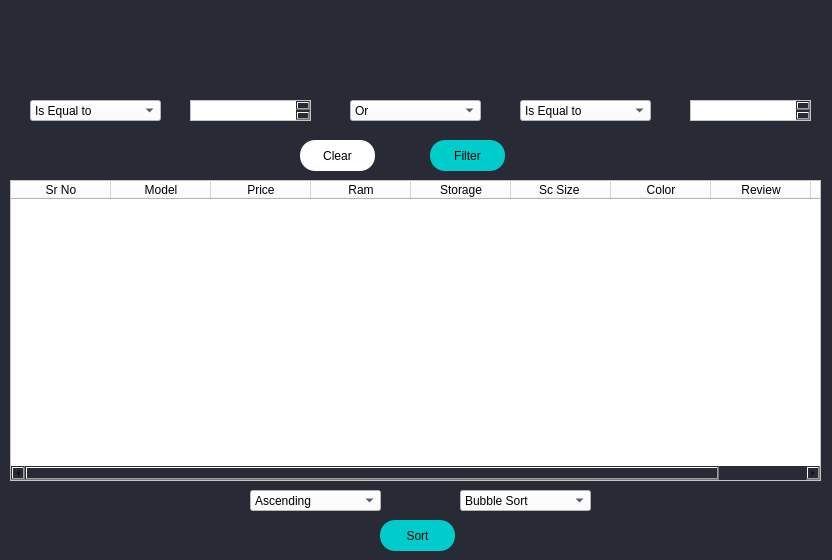
Old version of the form DataSetWindow.ui in the repository RKPasha/CS261F21PID02.
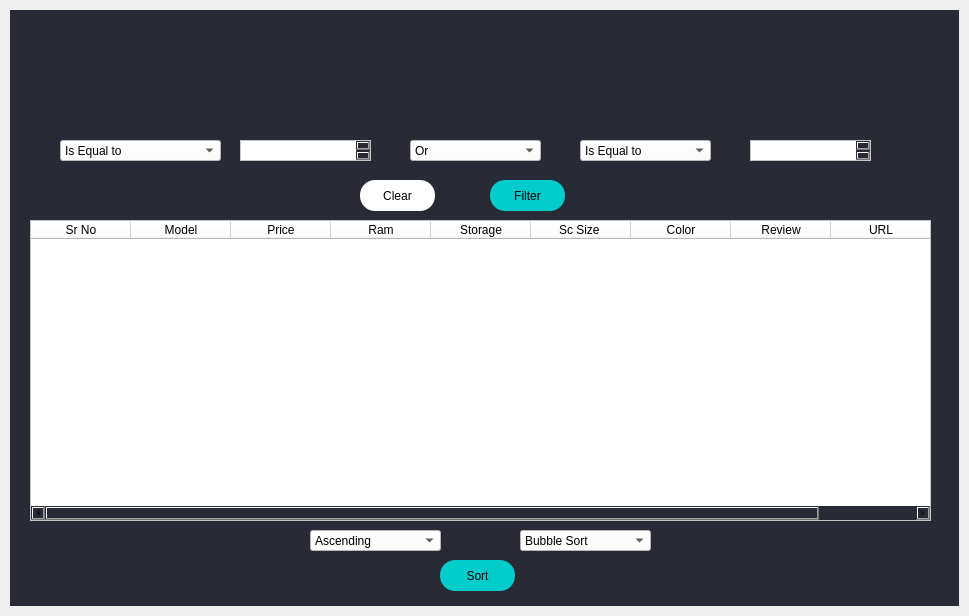
New version of the form. Icons and pictures are not drawn.

```diff
--- a/DataSetWindow.ui
+++ b/DataSetWindow.ui
@@ -6,8 +6,8 @@
    <rect>
     <x>0</x>
     <y>0</y>
-    <width>832</width>
-    <height>560</height>
+    <width>969</width>
+    <height>616</height>
    </rect>
   </property>
   <property name="windowTitle">
@@ -15,17 +15,43 @@
   </property>
   <property name="styleSheet">
    <string notr="true">
-	background-color: rgb(40, 42, 54);
 </string>
   </property>
   <widget class="QWidget" name="centralwidget">
+   <layout class="QVBoxLayout" name="verticalLayout">
+    <property name="spacing">
+     <number>0</number>
+    </property>
+    <property name="leftMargin">
+     <number>10</number>
+    </property>
+    <property name="topMargin">
+     <number>10</number>
+    </property>
+    <property name="rightMargin">
+     <number>10</number>
+    </property>
+    <property name="bottomMargin">
+     <number>10</number>
+    </property>
+    <item>
+     <widget class="QFrame" name="frame">
+      <property name="styleSheet">
+       <string notr="true">background-color: rgb(40, 42, 54);</string>
+      </property>
+      <property name="frameShape">
+       <enum>QFrame::NoFrame</enum>
+      </property>
+      <property name="frameShadow">
+       <enum>QFrame::Raised</enum>
+      </property>
    <widget class="QLabel" name="label">
     <property name="geometry">
      <rect>
-      <x>10</x>
+         <x>0</x>
       <y>0</y>
-      <width>791</width>
-      <height>91</height>
+         <width>941</width>
+         <height>121</height>
      </rect>
     </property>
     <property name="styleSheet">
@@ -35,12 +61,148 @@
      <string/>
     </property>
    </widget>
+      <widget class="QComboBox" name="comboBox_7">
+       <property name="geometry">
+        <rect>
+         <x>300</x>
+         <y>520</y>
+         <width>131</width>
+         <height>21</height>
+        </rect>
+       </property>
+       <property name="styleSheet">
+        <string notr="true">background-color: rgb(255, 255, 255);</string>
+       </property>
+       <item>
+        <property name="text">
+         <string>Ascending </string>
+        </property>
+       </item>
+       <item>
+        <property name="text">
+         <string>Descending</string>
+        </property>
+       </item>
+      </widget>
+      <widget class="QPushButton" name="pushButton_2">
+       <property name="geometry">
+        <rect>
+         <x>350</x>
+         <y>170</y>
+         <width>75</width>
+         <height>31</height>
+        </rect>
+       </property>
+       <property name="styleSheet">
+        <string notr="true">QPushButton{
+	background-color: rgb(255, 255, 255);
+    border-radius: 15px;
+}</string>
+       </property>
+       <property name="text">
+        <string>Clear</string>
+       </property>
+      </widget>
+      <widget class="QComboBox" name="comboBox_4">
+       <property name="geometry">
+        <rect>
+         <x>50</x>
+         <y>130</y>
+         <width>161</width>
+         <height>21</height>
+        </rect>
+       </property>
+       <property name="styleSheet">
+        <string notr="true">background-color: rgb(255, 255, 255);</string>
+       </property>
+       <item>
+        <property name="text">
+         <string>Is Equal to </string>
+        </property>
+       </item>
+       <item>
+        <property name="text">
+         <string>Not Equal to </string>
+        </property>
+       </item>
+      </widget>
+      <widget class="QComboBox" name="comboBox_8">
+       <property name="geometry">
+        <rect>
+         <x>510</x>
+         <y>520</y>
+         <width>131</width>
+         <height>21</height>
+        </rect>
+       </property>
+       <property name="styleSheet">
+        <string notr="true">background-color: rgb(255, 255, 255);</string>
+       </property>
+       <item>
+        <property name="text">
+         <string>Bubble Sort</string>
+        </property>
+       </item>
+       <item>
+        <property name="text">
+         <string>Insertion Sort</string>
+        </property>
+       </item>
+       <item>
+        <property name="text">
+         <string>Slection Sort</string>
+        </property>
+       </item>
+      </widget>
+      <widget class="QPushButton" name="pushButton_3">
+       <property name="geometry">
+        <rect>
+         <x>430</x>
+         <y>550</y>
+         <width>75</width>
+         <height>31</height>
+        </rect>
+       </property>
+       <property name="styleSheet">
+        <string notr="true">QPushButton{
+background-color: rgb(0, 204, 204);
+border-radius: 15px;
+font: 75 8pt &quot;MS Shell Dlg 2&quot;;
+}</string>
+       </property>
+       <property name="text">
+        <string>Sort</string>
+       </property>
+      </widget>
+      <widget class="QComboBox" name="comboBox_6">
+       <property name="geometry">
+        <rect>
+         <x>400</x>
+         <y>130</y>
+         <width>131</width>
+         <height>21</height>
+        </rect>
+       </property>
+       <property name="styleSheet">
+        <string notr="true">background-color: rgb(255, 255, 255);</string>
+       </property>
+       <item>
+        <property name="text">
+         <string>Or</string>
+        </property>
+       </item>
+       <item>
+        <property name="text">
+         <string>And</string>
+        </property>
+       </item>
+      </widget>
    <widget class="QTableWidget" name="tableWidget">
     <property name="geometry">
      <rect>
-      <x>10</x>
-      <y>180</y>
-      <width>811</width>
+         <x>20</x>
+         <y>210</y>
+         <width>901</width>
       <height>301</height>
      </rect>
     </property>
@@ -93,70 +255,11 @@
      </property>
     </column>
    </widget>
-   <widget class="QComboBox" name="comboBox_4">
-    <property name="geometry">
-     <rect>
-      <x>30</x>
-      <y>100</y>
-      <width>131</width>
-      <height>21</height>
-     </rect>
-    </property>
-    <property name="styleSheet">
-     <string notr="true">background-color: rgb(255, 255, 255);</string>
-    </property>
-    <item>
-     <property name="text">
-      <string>Is Equal to </string>
-     </property>
-    </item>
-    <item>
-     <property name="text">
-      <string>Not Equal to </string>
-     </property>
-    </item>
-   </widget>
-   <widget class="QTextEdit" name="textEdit_2">
-    <property name="geometry">
-     <rect>
-      <x>190</x>
-      <y>100</y>
-      <width>121</width>
-      <height>21</height>
-     </rect>
-    </property>
-    <property name="styleSheet">
-     <string notr="true">background-color: rgb(255, 255, 255);</string>
-    </property>
-   </widget>
-   <widget class="QComboBox" name="comboBox_6">
-    <property name="geometry">
-     <rect>
-      <x>350</x>
-      <y>100</y>
-      <width>131</width>
-      <height>21</height>
-     </rect>
-    </property>
-    <property name="styleSheet">
-     <string notr="true">background-color: rgb(255, 255, 255);</string>
-    </property>
-    <item>
-     <property name="text">
-      <string>Or</string>
-     </property>
-    </item>
-    <item>
-     <property name="text">
-      <string>And</string>
-     </property>
-    </item>
-   </widget>
    <widget class="QTextEdit" name="textEdit_3">
     <property name="geometry">
      <rect>
-      <x>690</x>
-      <y>100</y>
+         <x>740</x>
+         <y>130</y>
       <width>121</width>
       <height>21</height>
      </rect>
@@ -168,8 +271,8 @@
    <widget class="QComboBox" name="comboBox_5">
     <property name="geometry">
      <rect>
-      <x>520</x>
-      <y>100</y>
+         <x>570</x>
+         <y>130</y>
       <width>131</width>
       <height>21</height>
      </rect>
@@ -191,8 +294,8 @@
    <widget class="QPushButton" name="pushButton">
     <property name="geometry">
      <rect>
-      <x>430</x>
-      <y>140</y>
+         <x>480</x>
+         <y>170</y>
       <width>75</width>
       <height>31</height>
      </rect>
@@ -208,30 +311,11 @@
      <string>Filter</string>
     </property>
    </widget>
-   <widget class="QPushButton" name="pushButton_2">
+      <widget class="QTextEdit" name="textEdit_2">
     <property name="geometry">
      <rect>
-      <x>300</x>
-      <y>140</y>
-      <width>75</width>
-      <height>31</height>
-     </rect>
-    </property>
-    <property name="styleSheet">
-     <string notr="true">QPushButton{
-	background-color: rgb(255, 255, 255);
-    border-radius: 15px;
-}</string>
-    </property>
-    <property name="text">
-     <string>Clear</string>
-    </property>
-   </widget>
-   <widget class="QComboBox" name="comboBox_7">
-    <property name="geometry">
-     <rect>
-      <x>250</x>
-      <y>490</y>
+         <x>230</x>
+         <y>130</y>
       <width>131</width>
       <height>21</height>
      </rect>
@@ -239,65 +323,10 @@
     <property name="styleSheet">
      <string notr="true">background-color: rgb(255, 255, 255);</string>
     </property>
-    <item>
-     <property name="text">
-      <string>Ascending </string>
-     </property>
-    </item>
-    <item>
-     <property name="text">
-      <string>Descending</string>
-     </property>
-    </item>
-   </widget>
-   <widget class="QComboBox" name="comboBox_8">
-    <property name="geometry">
-     <rect>
-      <x>460</x>
-      <y>490</y>
-      <width>131</width>
-      <height>21</height>
-     </rect>
-    </property>
-    <property name="styleSheet">
-     <string notr="true">background-color: rgb(255, 255, 255);</string>
-    </property>
-    <item>
-     <property name="text">
-      <string>Bubble Sort</string>
-     </property>
-    </item>
-    <item>
-     <property name="text">
-      <string>Insertion Sort</string>
-     </property>
-    </item>
-    <item>
-     <property name="text">
-      <string>Slection Sort</string>
-     </property>
-    </item>
-   </widget>
-   <widget class="QPushButton" name="pushButton_3">
-    <property name="geometry">
-     <rect>
-      <x>380</x>
-      <y>520</y>
-      <width>75</width>
-      <height>31</height>
-     </rect>
-    </property>
-    <property name="styleSheet">
-     <string notr="true">QPushButton{
-background-color: rgb(0, 204, 204);
-border-radius: 15px;
-font: 75 8pt &quot;MS Shell Dlg 2&quot;;
-}</string>
-    </property>
-    <property name="text">
-     <string>Sort</string>
-    </property>
-   </widget>
+      </widget>
+     </widget>
+    </item>
+   </layout>
   </widget>
  </widget>
  <resources>
```
Lines whose indentation alone changed are shown as unchanged.
